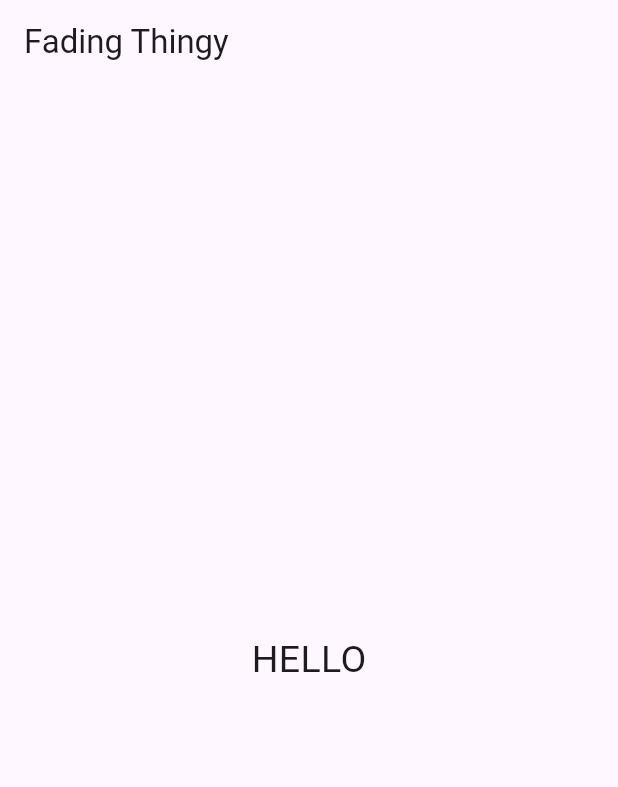
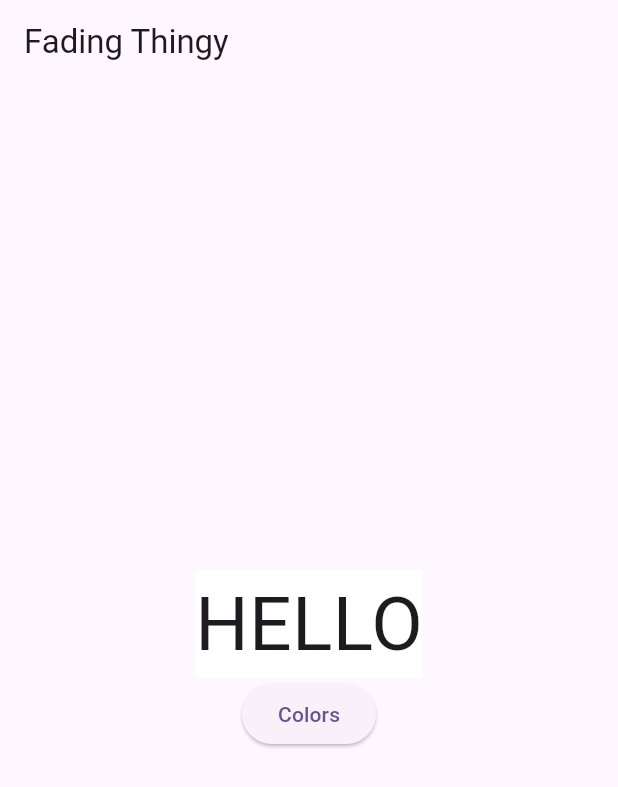
Before and after one commit to Ruhisawant/Fading-Animation-App, a Flutter app: the screen it shows after launch, on a phone screen of 412 x 824 dp. Shown: the top 787 px of the screen. Run offline on Flutter 3.47's test engine with Material 3 defaults, Android fonts, the phone set to English and light mode, and no system bars.

Commit message:
Update main.dart
Created dialog and was able to change text color

```diff
--- a/lib/main.dart
+++ b/lib/main.dart
@@ -55,26 +55,69 @@
 }
 
 class _MyHomePageState extends State<MyHomePage> {
-  //Put states here
-  final int _a_val = 0;
-  final int _r_val = 0;
-  final int _g_val = 0;
-  final int _b_val = 10;
+  Color _textColor = Colors.white;
 
   @override
   Widget build(BuildContext context) {
+    Dialog leadDialog = Dialog(
+      child: Container(
+        height: 300.0,
+        width: 360.0,
+        color: Colors.white,
+        child: Column(
+          mainAxisAlignment: MainAxisAlignment.end,
+          children: [
+            _buildColorButton(Colors.red),
+            _buildColorButton(Colors.blue),
+            _buildColorButton(Colors.yellow),
+          ],
+        ),
+      ),
+    );
+
     return Scaffold(
       appBar: AppBar(
         title: const Text("Fading Thingy"),
       ),
-      body: Center(
-        child: Container(
-          color: Color.fromARGB(_a_val, _r_val, _g_val, _b_val),
-          child: const Text(
-            //displays the current number
-            'HELLO',
-            style: TextStyle(fontSize: 25.0),
+      body: Column(mainAxisAlignment: MainAxisAlignment.center, children: [
+        Center(
+          child: Container(
+            color: _textColor,
+            child: const Text(
+              //displays the current number
+              'HELLO',
+              style: TextStyle(fontSize: 50.0),
+            ),
           ),
+        ),
+        Center(
+          child: ElevatedButton(
+            onPressed: () {
+              showDialog(
+                  context: context,
+                  builder: (BuildContext context) => leadDialog);
+            },
+            child: Text('Colors'),
+          ),
+        ),
+      ]),
+    );
+  }
+
+  Widget _buildColorButton(Color color) {
+    return GestureDetector(
+      onTap: () {
+        setState(() {
+          _textColor = color;
+        });
+      },
+      child: Container(
+        width: 50,
+        height: 50,
+        decoration: BoxDecoration(
+          color: color,
+          shape: BoxShape.circle,
+          border: Border.all(color: Colors.grey),
         ),
       ),
     );
```
